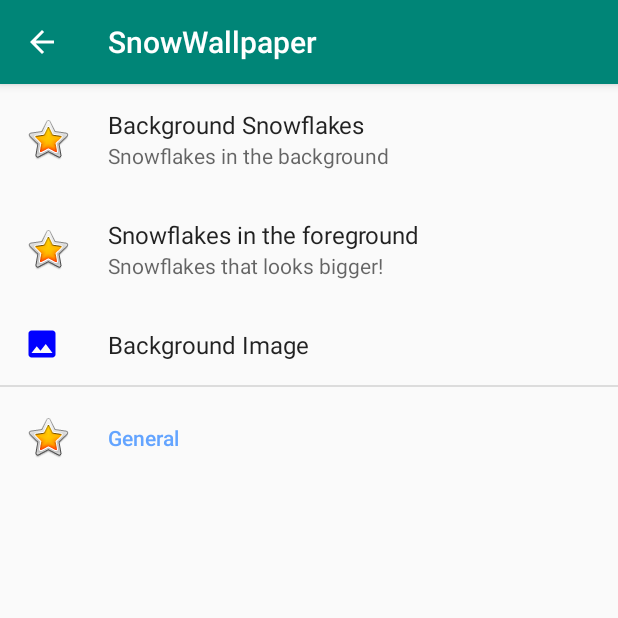
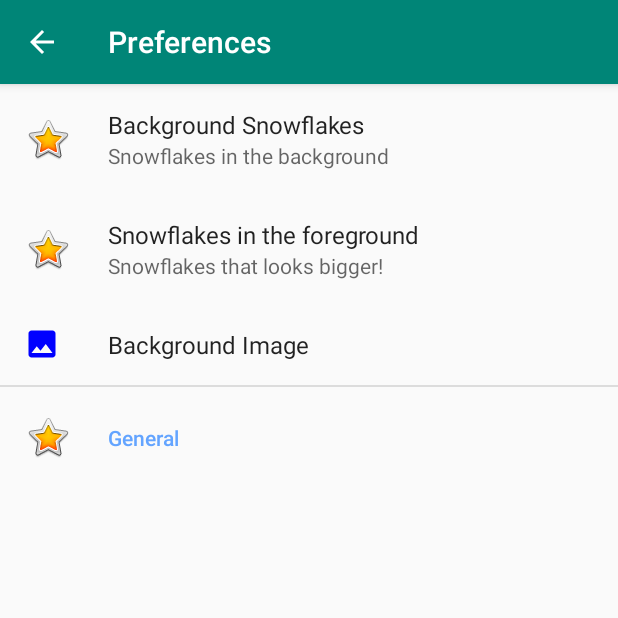
Before and after one commit to jatzuk/SnowWallpaper, an Android app: the screen it shows after launch (PreferencesActivity), after a tap on "OPEN PREFERENCES", on a phone screen of 412 x 824 dp, the top half of it. Run offline under Robolectric (Android 15) with nearby library versions, the phone set to English and light mode, and no system bars; our stand-ins replace androidx.preference.

Commit message:
ViewModel added for preference screens appbar titles. PreferencesFragment class was moved to separate file + extended AbstractFragment. Changed Abstract class for matching changes. Minor changes in whole preference classes. Updating strings.xml

```diff
--- a/app/build.gradle
+++ b/app/build.gradle
@@ -34,6 +34,8 @@ dependencies {
     implementation 'androidx.legacy:legacy-support-v4:1.0.0'
     implementation 'androidx.recyclerview:recyclerview:1.1.0'
     implementation "androidx.viewpager2:viewpager2:1.0.0"
+    implementation 'androidx.lifecycle:lifecycle-extensions:2.1.0'
+    annotationProcessor 'androidx.lifecycle:lifecycle-compiler:2.1.0'
     testImplementation 'junit:junit:4.12'
     androidTestImplementation 'androidx.test.ext:junit:1.1.1'
     androidTestImplementation 'androidx.test.espresso:espresso-core:3.2.0'
--- /dev/null
+++ b/app/src/main/java/dev/jatzuk/snowwallpaper/util/AppBarTitleViewModel.kt
@@ -0,0 +1,8 @@
+package dev.jatzuk.snowwallpaper.util
+
+import androidx.lifecycle.MutableLiveData
+import androidx.lifecycle.ViewModel
+
+class AppBarTitleViewModel : ViewModel() {
+    val title = MutableLiveData<String>()
+}
--- a/app/src/main/java/dev/jatzuk/snowwallpaper/views/imagepicker/BackgroundImageAdapter.kt
+++ b/app/src/main/java/dev/jatzuk/snowwallpaper/views/imagepicker/BackgroundImagesAdapter.kt
@@ -6,13 +6,13 @@ import android.view.ViewGroup
 import android.widget.ImageView
 import androidx.recyclerview.widget.RecyclerView
 import dev.jatzuk.snowwallpaper.R
-import dev.jatzuk.snowwallpaper.views.imagepicker.BackgroundImageFragment.OnListFragmentInteractionListener
+import dev.jatzuk.snowwallpaper.views.imagepicker.BackgroundImagesFragment.OnListFragmentInteractionListener
 import kotlinx.android.synthetic.main.fragment_background_image_item.view.*
 
-class BackgroundImageAdapter(
+class BackgroundImagesAdapter(
     private val images: List<BackgroundImage>,
     private val listener: OnListFragmentInteractionListener?
-) : RecyclerView.Adapter<BackgroundImageAdapter.ViewHolder>() {
+) : RecyclerView.Adapter<BackgroundImagesAdapter.ViewHolder>() {
 
     private val onClickListener = View.OnClickListener {
         val item = it.tag as BackgroundImage
--- a/app/src/main/java/dev/jatzuk/snowwallpaper/views/imagepicker/BackgroundImageFragment.kt
+++ b/app/src/main/java/dev/jatzuk/snowwallpaper/views/imagepicker/BackgroundImagesFragment.kt
@@ -11,7 +11,7 @@ import androidx.recyclerview.widget.LinearLayoutManager
 import androidx.recyclerview.widget.RecyclerView
 import dev.jatzuk.snowwallpaper.R
 
-class BackgroundImageFragment : Fragment() {
+class BackgroundImagesFragment : Fragment() {
 
     // TODO: Customize parameters
     private var columnCount = 1
@@ -37,7 +37,7 @@ class BackgroundImageFragment : Fragment() {
                     if (columnCount < 2) LinearLayoutManager(context)
                     else GridLayoutManager(context, columnCount)
 
-                adapter = BackgroundImageAdapter(getPredefinedImages(), listener)
+                adapter = BackgroundImagesAdapter(getPredefinedImages(), listener)
             }
         }
 
@@ -89,7 +89,7 @@ class BackgroundImageFragment : Fragment() {
     companion object {
         const val ARG_COLUMN_COUNT = "columnCount"
 
-        fun newInstance(columnCount: Int) = BackgroundImageFragment().apply {
+        fun newInstance(columnCount: Int) = BackgroundImagesFragment().apply {
             arguments = Bundle().apply { putInt(ARG_COLUMN_COUNT, columnCount) }
         }
     }
--- a/app/src/main/java/dev/jatzuk/snowwallpaper/views/imagepicker/ImageViewerFragment.kt
+++ b/app/src/main/java/dev/jatzuk/snowwallpaper/views/imagepicker/ImageViewerFragment.kt
@@ -5,6 +5,7 @@ import android.view.LayoutInflater
 import android.view.View
 import android.view.ViewGroup
 import androidx.annotation.DrawableRes
+import androidx.appcompat.app.AppCompatActivity
 import androidx.fragment.app.Fragment
 import androidx.viewpager2.adapter.FragmentStateAdapter
 import androidx.viewpager2.widget.ViewPager2
@@ -49,6 +50,11 @@ class ImageViewerFragment : Fragment() { // view pager2 content home
         return v
     }
 
+    override fun onActivityCreated(savedInstanceState: Bundle?) {
+        super.onActivityCreated(savedInstanceState)
+        (activity as AppCompatActivity).supportActionBar?.title = getString(R.string.images)
+    }
+
     inner class ScreenSlidePagerAdapter(f: Fragment): FragmentStateAdapter(f) {
         override fun getItemCount(): Int {
             return 3
--- a/app/src/main/java/dev/jatzuk/snowwallpaper/views/preferences/AbstractPreferenceFragment.kt
+++ b/app/src/main/java/dev/jatzuk/snowwallpaper/views/preferences/AbstractPreferenceFragment.kt
@@ -3,19 +3,29 @@ package dev.jatzuk.snowwallpaper.views.preferences
 import android.content.SharedPreferences
 import android.os.Bundle
 import androidx.annotation.XmlRes
+import androidx.lifecycle.ViewModelProviders
 import androidx.preference.PreferenceFragmentCompat
 import androidx.preference.SwitchPreferenceCompat
+import dev.jatzuk.snowwallpaper.util.AppBarTitleViewModel
 
 abstract class AbstractPreferenceFragment(
     @XmlRes private val xmlRes: Int
 ) : PreferenceFragmentCompat() {
 
     protected abstract val preferencesListener: SharedPreferences.OnSharedPreferenceChangeListener
+    protected lateinit var appBarTitleViewModel: AppBarTitleViewModel
 
     final override fun onCreatePreferences(savedInstanceState: Bundle?, rootKey: String?) {
         setPreferencesFromResource(xmlRes, rootKey)
         retainInstance = true
         setUp()
+    }
+
+    override fun onActivityCreated(savedInstanceState: Bundle?) {
+        super.onActivityCreated(savedInstanceState)
+        activity?.run {
+            appBarTitleViewModel = ViewModelProviders.of(this).get(AppBarTitleViewModel::class.java)
+        }
     }
 
     final override fun onResume() {
--- a/app/src/main/java/dev/jatzuk/snowwallpaper/views/preferences/BackgroundSnowflakesPreferenceFragment.kt
+++ b/app/src/main/java/dev/jatzuk/snowwallpaper/views/preferences/BackgroundSnowflakesPreferenceFragment.kt
@@ -1,6 +1,7 @@
 package dev.jatzuk.snowwallpaper.views.preferences
 
 import android.content.SharedPreferences
+import android.os.Bundle
 import androidx.preference.SwitchPreferenceCompat
 import dev.jatzuk.snowwallpaper.R
 
@@ -51,4 +52,9 @@ class BackgroundSnowflakesPreferenceFragment :
         )!!.isChecked
         switchDependentPreferences(isUniqueRadiusChecked, 4)
     }
+
+    override fun onActivityCreated(savedInstanceState: Bundle?) {
+        super.onActivityCreated(savedInstanceState)
+        appBarTitleViewModel.title.value = getString(R.string.background_snowflakes) // todo(change attrib name)
+    }
 }
--- a/app/src/main/java/dev/jatzuk/snowwallpaper/views/preferences/PreferencesActivity.kt
+++ b/app/src/main/java/dev/jatzuk/snowwallpaper/views/preferences/PreferencesActivity.kt
@@ -2,23 +2,24 @@ package dev.jatzuk.snowwallpaper.views.preferences
 
 import android.os.Bundle
 import android.view.MenuItem
-import android.widget.Toast
 import androidx.appcompat.app.AppCompatActivity
-import androidx.fragment.app.Fragment
-import androidx.fragment.app.FragmentActivity
+import androidx.lifecycle.Observer
+import androidx.lifecycle.ViewModelProviders
 import androidx.preference.Preference
 import androidx.preference.PreferenceFragmentCompat
-import androidx.viewpager2.adapter.FragmentStateAdapter
 import androidx.viewpager2.widget.ViewPager2
 import dev.jatzuk.snowwallpaper.R
+import dev.jatzuk.snowwallpaper.util.AppBarTitleViewModel
 import dev.jatzuk.snowwallpaper.views.imagepicker.*
 
 private const val NUM_PAGES = 5
 
-class PreferencesActivity : AppCompatActivity()/*FragmentActivity()*/,
+class PreferencesActivity :
+    AppCompatActivity()/*FragmentActivity()*/,
     PreferenceFragmentCompat.OnPreferenceStartFragmentCallback,
-    BackgroundImageFragment.OnListFragmentInteractionListener {
+    BackgroundImagesFragment.OnListFragmentInteractionListener {
 
+    private lateinit var appBarTitleViewModel: AppBarTitleViewModel
     private lateinit var viewPager: ViewPager2
 
     override fun onCreate(savedInstanceState: Bundle?) {
@@ -28,6 +29,11 @@ class PreferencesActivity : AppCompatActivity()/*FragmentActivity()*/,
         supportFragmentManager.beginTransaction()
             .replace(R.id.preferences_container, PreferencesFragment())
             .commit()
+
+        appBarTitleViewModel = ViewModelProviders.of(this).get(AppBarTitleViewModel::class.java)
+        appBarTitleViewModel.title.observe(this, Observer {
+            supportActionBar?.title = it
+        })
 
 //        actionBar?.setDisplayHomeAsUpEnabled(true)
 //        setContentView(R.layout.fragment_image_viewer)
@@ -97,10 +103,4 @@ class PreferencesActivity : AppCompatActivity()/*FragmentActivity()*/,
     companion object {
         private const val TAG = "PreferencesActivity"
     }
-
-    class PreferencesFragment : PreferenceFragmentCompat() {
-        override fun onCreatePreferences(savedInstanceState: Bundle?, rootKey: String?) {
-            setPreferencesFromResource(R.xml.preferences_main, rootKey)
-        }
-    }
 }
--- /dev/null
+++ b/app/src/main/java/dev/jatzuk/snowwallpaper/views/preferences/PreferencesFragment.kt
@@ -0,0 +1,17 @@
+package dev.jatzuk.snowwallpaper.views.preferences
+
+import android.content.SharedPreferences
+import android.os.Bundle
+import dev.jatzuk.snowwallpaper.R
+
+class PreferencesFragment : AbstractPreferenceFragment(R.xml.preferences_main) {
+    override val preferencesListener =
+        SharedPreferences.OnSharedPreferenceChangeListener { _, _ -> } // done with xml
+
+    override fun onActivityCreated(savedInstanceState: Bundle?) {
+        super.onActivityCreated(savedInstanceState)
+        appBarTitleViewModel.title.value = getString(R.string.preferences)
+    }
+
+    override fun setUp() {} // stub
+}
--- /dev/null
+++ b/app/src/main/res/drawable/ic_apply_choice.xml
@@ -0,0 +1,5 @@
+<vector android:height="24dp" android:tint="#FFFFFF"
+    android:viewportHeight="24.0" android:viewportWidth="24.0"
+    android:width="24dp" xmlns:android="http://schemas.android.com/apk/res/android">
+    <path android:fillColor="#FF000000" android:pathData="M9,16.2L4.8,12l-1.4,1.4L9,19 21,7l-1.4,-1.4L9,16.2z"/>
+</vector>
--- a/app/src/main/res/layout/fragment_background_image_list.xml
+++ b/app/src/main/res/layout/fragment_background_image_list.xml
@@ -7,6 +7,6 @@
     android:layout_width="match_parent"
     android:layout_height="wrap_content"
     android:layout_margin="@dimen/images_margin"
-    app:layoutManager="LinearLayoutManager"
-    tools:context=".views.imagepicker.BackgroundImageFragment"
+    app:layoutManager="androidx.recyclerview.widget.GridLayoutManager"
+    tools:context=".views.imagepicker.BackgroundImagesFragment"
     tools:listitem="@layout/fragment_background_image_item" />
--- a/app/src/main/res/layout/fragment_screen_slide_page.xml
+++ b/app/src/main/res/layout/fragment_screen_slide_page.xml
@@ -8,6 +8,6 @@
         android:id="@+id/image_view"
         android:layout_width="match_parent"
         android:layout_height="wrap_content"
-        android:scaleType="fitCenter" />
+        android:scaleType="fitXY" />
 
 </ScrollView>
--- a/app/src/main/res/values/strings.xml
+++ b/app/src/main/res/values/strings.xml
@@ -5,7 +5,12 @@
     <string name="background_image">Background Image</string>
 
     <string name="settings">Settings</string>
+    <string name="preferences">Preferences</string>
     <string name="setup_activity_label">Setup Wallpaper</string>
+
+    <string name="background_image_settings">Background Settings</string>
+    <string name="images">Images</string>
+    <string name="pick_image_menu_text">Pick image</string>
 
     <!--    live wallpaper-->
     <string name="author">Jatzuk</string>
--- a/app/src/main/res/xml/preferences_main.xml
+++ b/app/src/main/res/xml/preferences_main.xml
@@ -1,6 +1,7 @@
 <?xml version="1.0" encoding="utf-8"?>
 <PreferenceScreen xmlns:android="http://schemas.android.com/apk/res/android"
-    xmlns:app="http://schemas.android.com/apk/res-auto">
+    xmlns:app="http://schemas.android.com/apk/res-auto"
+    android:title="fff">
 
     <Preference
         android:icon="@android:drawable/btn_star_big_on"
@@ -10,19 +11,17 @@
         app:key="@string/background_snowflakes_category_key" />
 
     <Preference
-        app:key="@string/foreground_snowflakes_category_key"
-        app:fragment="dev.jatzuk.snowwallpaper.views.preferences.ForegroundSnowflakesPreferenceFragment"
         android:icon="@android:drawable/btn_star_big_on"
         android:summary="@string/foreground_snowflakes_category_summary"
-        android:title="@string/foreground_snowflakes_category">
-    </Preference>
+        android:title="@string/foreground_snowflakes_category"
+        app:fragment="dev.jatzuk.snowwallpaper.views.preferences.ForegroundSnowflakesPreferenceFragment"
+        app:key="@string/foreground_snowflakes_category_key" />
 
     <Preference
-        app:key="@string/background_image_global_switcher_key"
+        android:title="@string/background_image"
         app:fragment="dev.jatzuk.snowwallpaper.views.preferences.BackgroundImagePreferenceFragment"
-        android:title="@string/background_image"
-        app:icon="@drawable/ic_background_image">
-    </Preference>
+        app:icon="@drawable/ic_background_image"
+        app:key="@string/background_image_global_switcher_key" />
 
     <PreferenceCategory
         android:title="@string/preference_general_category"
```
Also changed, not shown: app/src/main/java/dev/jatzuk/snowwallpaper/views/imagepicker/viewpager/ImageSlidePageFragment.kt (+48 -6 lines), app/src/main/java/dev/jatzuk/snowwallpaper/views/preferences/BackgroundImagePreferenceFragment.kt (+8 -2 lines), app/src/main/java/dev/jatzuk/snowwallpaper/views/preferences/ForegroundSnowflakesPreferenceFragment.kt (+8 -0 lines), app/src/main/res/layout/fragment_background_image_item.xml (+4 -3 lines), app/src/main/res/menu/menu_image_picker.xml (added, +9 -0 lines).
